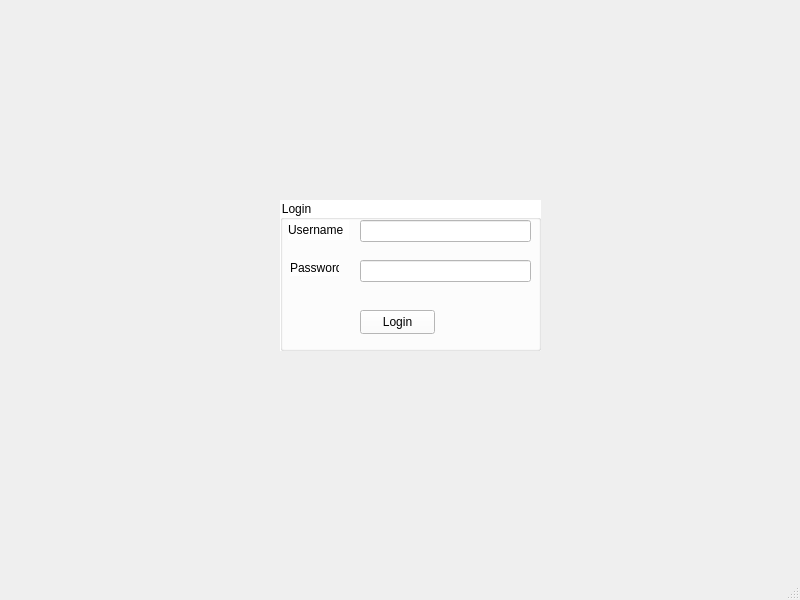
Above: mainwindow.ui from T7galaxy/Buildwisefinal before the change. Below: the same form after it.
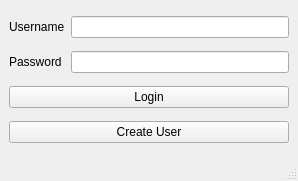
That is the form after the change.

```diff
--- a/mainwindow.ui
+++ b/mainwindow.ui
@@ -6,102 +6,54 @@
    <rect>
     <x>0</x>
     <y>0</y>
-    <width>800</width>
-    <height>600</height>
+    <width>298</width>
+    <height>181</height>
    </rect>
   </property>
   <property name="windowTitle">
    <string>MainWindow</string>
   </property>
   <widget class="QWidget" name="centralwidget">
-   <widget class="QGroupBox" name="groupBox">
-    <property name="geometry">
-     <rect>
-      <x>280</x>
-      <y>200</y>
-      <width>261</width>
-      <height>151</height>
-     </rect>
-    </property>
-    <property name="autoFillBackground">
-     <bool>false</bool>
-    </property>
-    <property name="styleSheet">
-     <string notr="true">background-color: rgb(255, 255, 255);</string>
-    </property>
-    <property name="title">
-     <string>Login</string>
-    </property>
-    <widget class="QLineEdit" name="lineEdit">
-     <property name="geometry">
-      <rect>
-       <x>80</x>
-       <y>20</y>
-       <width>171</width>
-       <height>22</height>
-      </rect>
-     </property>
-    </widget>
-    <widget class="QLineEdit" name="lineEdit_2">
-     <property name="geometry">
-      <rect>
-       <x>80</x>
-       <y>60</y>
-       <width>171</width>
-       <height>22</height>
-      </rect>
-     </property>
-    </widget>
-    <widget class="QPushButton" name="pushButton">
-     <property name="geometry">
-      <rect>
-       <x>80</x>
-       <y>110</y>
-       <width>75</width>
-       <height>24</height>
-      </rect>
-     </property>
-     <property name="text">
-      <string>Login</string>
-     </property>
-    </widget>
-    <widget class="QLabel" name="label">
-     <property name="geometry">
-      <rect>
-       <x>8</x>
-       <y>20</y>
-       <width>61</width>
-       <height>20</height>
-      </rect>
-     </property>
-     <property name="text">
-      <string>Username</string>
-     </property>
-    </widget>
-    <widget class="QLabel" name="label_2">
-     <property name="geometry">
-      <rect>
-       <x>10</x>
-       <y>60</y>
-       <width>49</width>
-       <height>16</height>
-      </rect>
-     </property>
-     <property name="text">
-      <string>Password</string>
-     </property>
-    </widget>
-   </widget>
-  </widget>
-  <widget class="QMenuBar" name="menubar">
-   <property name="geometry">
-    <rect>
-     <x>0</x>
-     <y>0</y>
-     <width>800</width>
-     <height>22</height>
-    </rect>
-   </property>
+   <layout class="QGridLayout" name="gridLayout">
+    <item row="1" column="0">
+     <widget class="QLabel" name="label_2">
+      <property name="text">
+       <string>Password</string>
+      </property>
+     </widget>
+    </item>
+    <item row="0" column="1">
+     <widget class="QLineEdit" name="usernameInput"/>
+    </item>
+    <item row="2" column="0" colspan="2">
+     <widget class="QPushButton" name="loginButton">
+      <property name="text">
+       <string>Login</string>
+      </property>
+     </widget>
+    </item>
+    <item row="1" column="1">
+     <widget class="QLineEdit" name="passwordInput">
+      <property name="echoMode">
+       <enum>QLineEdit::EchoMode::Password</enum>
+      </property>
+     </widget>
+    </item>
+    <item row="0" column="0">
+     <widget class="QLabel" name="label">
+      <property name="text">
+       <string>Username</string>
+      </property>
+     </widget>
+    </item>
+    <item row="3" column="0" colspan="2">
+     <widget class="QPushButton" name="createUserButton">
+      <property name="text">
+       <string>Create User</string>
+      </property>
+     </widget>
+    </item>
+   </layout>
   </widget>
   <widget class="QStatusBar" name="statusbar"/>
  </widget>
```
Left out of the diff: 2 changed lines with no effect on the pictures.
